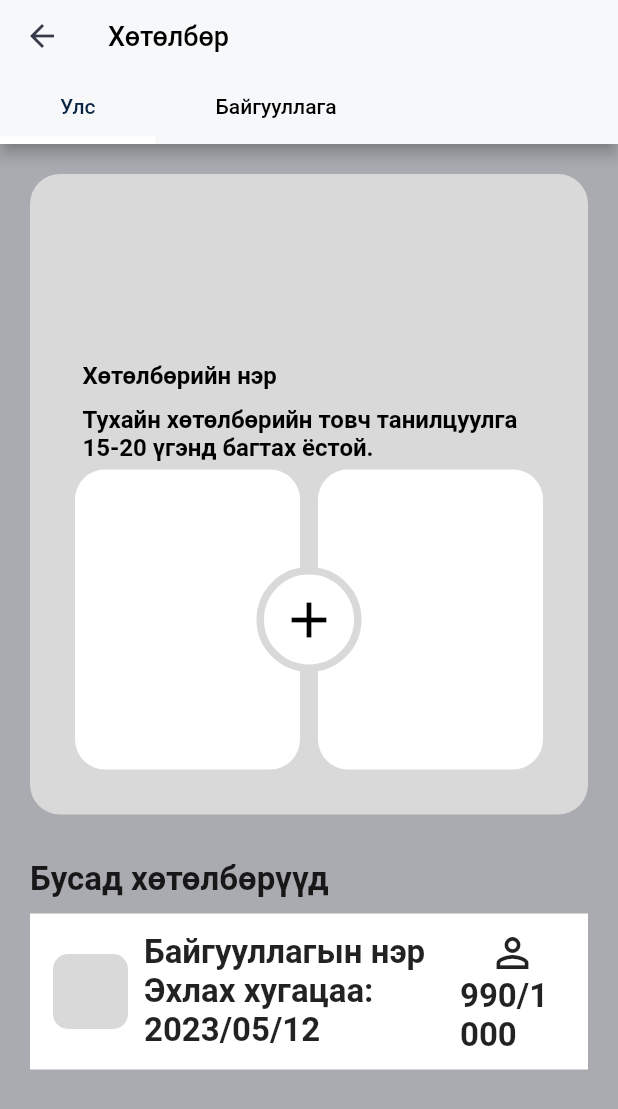
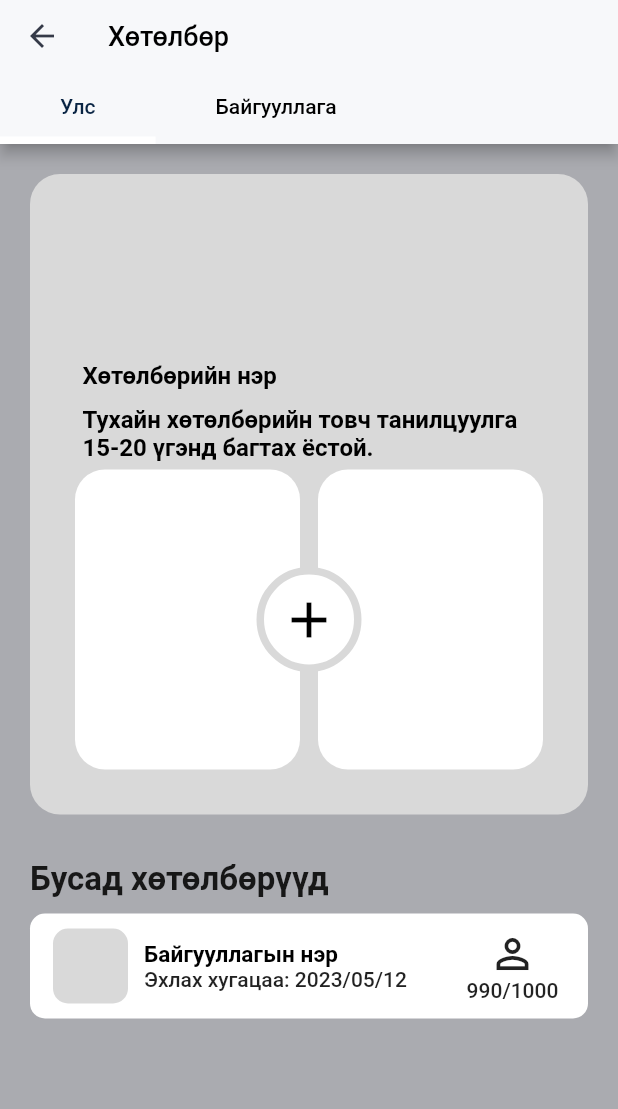
Before and after one commit to TeemaHover/WaterFlutter, a Flutter app: the Event screen opened directly, on a phone screen of 412 x 824 dp. Shown: the top 1109 px of the screen. Run offline on Flutter 3.47's test engine with Material 2 defaults, Android fonts, the phone set to English and light mode, and no system bars; our stand-ins replace connectivity_plus, dio, fl_chart, flutter_svg, get, shared_preferences; accounts and stored records are empty; network calls fail; Roboto replaces fonts that are missing (LondrinaSolid).

```diff
--- a/lib/modules/home/controllers/home_controller.dart
+++ b/lib/modules/home/controllers/home_controller.dart
@@ -30,7 +30,7 @@ class HomeController extends GetxController
       case 1:
         return const Event();
       case 2:
-        return const Tootsooluur();
+        return const ToIndicator();
       case 3:
         return Center(
           child: TextButton(
--- a/lib/modules/newscreen/newscreen.dart
+++ b/lib/modules/newscreen/newscreen.dart
@@ -1 +1 @@
-export 'view/tootsooluur.dart';
+export 'view/tootsooluur_indicator.dart';
--- a/lib/routes/pages.dart
+++ b/lib/routes/pages.dart
@@ -24,7 +24,7 @@ class AppPages {
     ),
     GetPage(
       name: _Paths.TOOTSOOLUUR,
-      page: () => const Tootsooluur(),
+      page: () => const ToIndicator(),
       binding: null,
     ),
     GetPage(
--- a/lib/routes/routes.dart
+++ b/lib/routes/routes.dart
@@ -25,5 +25,5 @@ abstract class _Paths {
   static const AUDIO = '/audio';
   static const VIDEO = '/video';
   //newscreen
-  static const TOOTSOOLUUR = '/tootsooluur';
+  static const TOOTSOOLUUR = '/tootsooluur_indicator';
 }
--- a/lib/shared/widgets/main_card.dart
+++ b/lib/shared/widgets/main_card.dart
@@ -190,7 +190,10 @@ class _CardMainState extends State<CardMain> {
           Container(
             margin: const EdgeInsets.symmetric(horizontal: 20),
             padding: const EdgeInsets.all(10),
-            color: white,
+            decoration: BoxDecoration(
+              borderRadius: BorderRadius.circular(10),
+              color: white,
+            ),
             child: Row(
               mainAxisAlignment: MainAxisAlignment.spaceAround,
               children: [
@@ -210,8 +213,12 @@ class _CardMainState extends State<CardMain> {
                   child: Column(
                     crossAxisAlignment: CrossAxisAlignment.start,
                     children: [
-                      Text(widget.title),
-                      Text('Эхлах хугацаа: ${widget.time}'),
+                      Text(
+                        widget.title,
+                        style: Theme.of(context).textTheme.titleSmall,
+                      ),
+                      Text('Эхлах хугацаа: ${widget.time}',
+                          style: Theme.of(context).textTheme.labelLarge),
                     ],
                   ),
                 ),
@@ -220,12 +227,13 @@ class _CardMainState extends State<CardMain> {
                   child: Column(
                     crossAxisAlignment: CrossAxisAlignment.center,
                     mainAxisAlignment: MainAxisAlignment.center,
-                    children: const [
-                      Icon(
+                    children: [
+                      const Icon(
                         Icons.person_outline,
                         size: 32,
                       ),
-                      Text('990/1000'),
+                      Text('990/1000',
+                          style: Theme.of(context).textTheme.labelLarge),
                     ],
                   ),
                 ),
--- a/lib/theme/text_theme.dart
+++ b/lib/theme/text_theme.dart
@@ -1,6 +1,4 @@
 import 'package:flutter/material.dart';
-
-import '../shared/constants/colors.dart';
 
 const TextStyle head1 =
     TextStyle(fontWeight: FontWeight.bold, fontSize: 36.0, color: Colors.black);
@@ -32,5 +30,9 @@ const TextStyle titleSmall = TextStyle(
 );
 const TextStyle labelLarge = TextStyle(
   fontWeight: FontWeight.w500,
+  fontSize: 14,
+);
+const TextStyle labelMedium = TextStyle(
+  fontWeight: FontWeight.w500,
   fontSize: 12,
 );
--- a/lib/theme/theme.dart
+++ b/lib/theme/theme.dart
@@ -26,6 +26,7 @@ class MyTheme {
       titleMedium: titleMedium,
       titleSmall: titleSmall,
       labelLarge: labelLarge,
+      labelMedium: labelMedium,
     ),
     tabBarTheme: TabBarTheme(
       labelColor: secondary,
```
Also changed, not shown: lib/modules/newscreen/view/tootsooluur.dart (+63 -1 lines), lib/modules/newscreen/view/tootsooluur_indicator.dart (added, +77 -0 lines), lib/shared/widgets/information_card.dart (+12 -3 lines), lib/shared/widgets/tootsooluur/tootsooluur_tile.dart (added, +50 -0 lines), lib/shared/widgets/water_calculator/montly_water_calculator.dart (+2 -9 lines).
